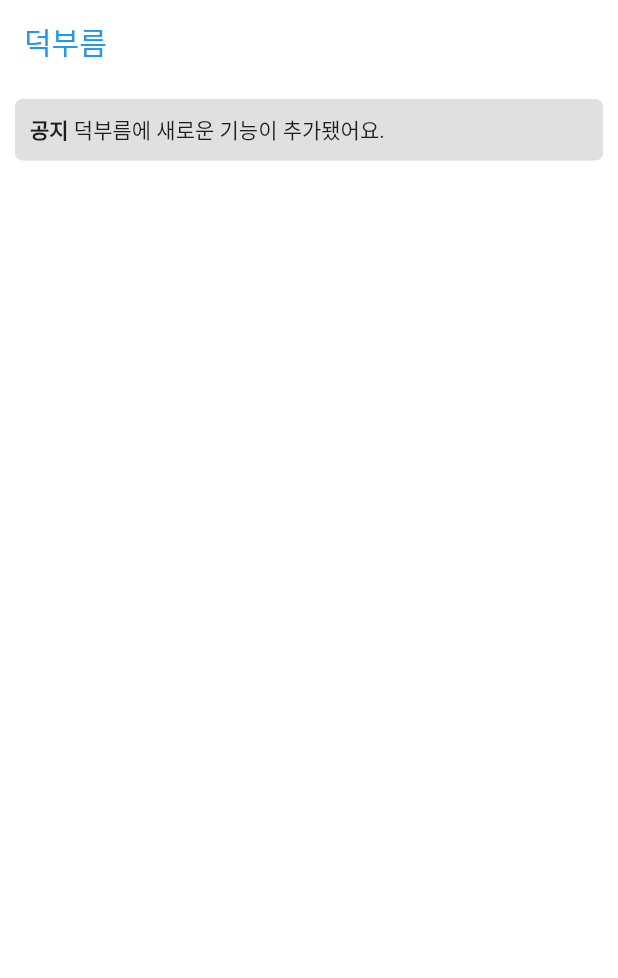
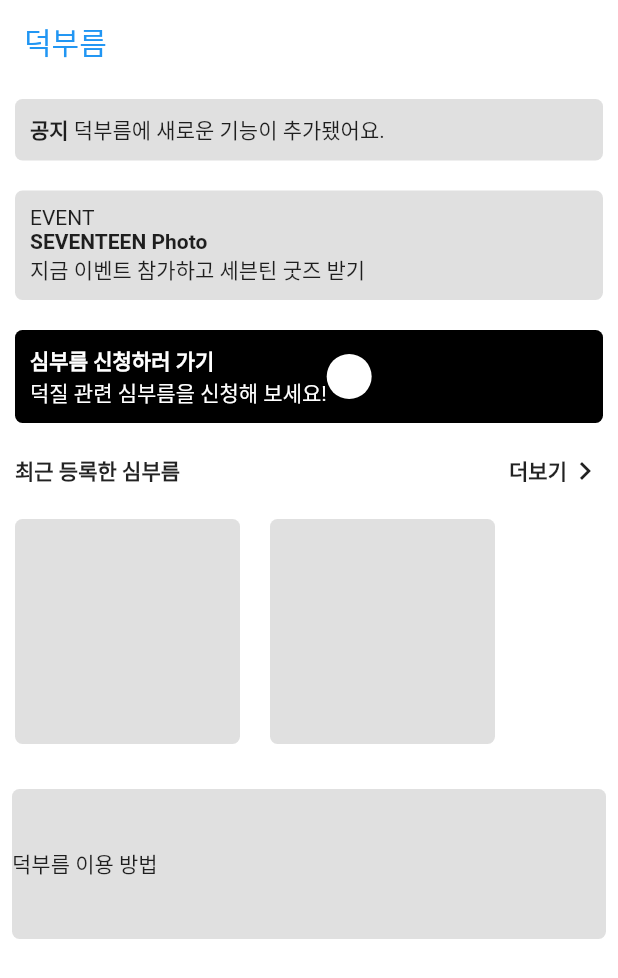
Before and after one commit to NOGUEN/errand_app, a Flutter app: the screen it shows after launch, on a phone screen of 412 x 824 dp. Shown: the top 978 px of the screen. Run offline on Flutter 3.47's test engine with Material 2 defaults, Android fonts, the phone set to English and light mode, and no system bars.

Commit message:
layout done

```diff
--- a/analysis_options.yaml
+++ b/analysis_options.yaml
@@ -22,6 +22,11 @@ linter:
   # `// ignore_for_file: name_of_lint` syntax on the line or in the file
   # producing the lint.
   rules:
+    prefer_typing_uninitialized_variables: false
+    prefer_const_constructors_in_immutables: false
+    prefer_const_constructors: false
+    avoid_print: false
+    prefer_const_literals_to_create_immutables: false
     # avoid_print: false  # Uncomment to disable the `avoid_print` rule
     # prefer_single_quotes: true  # Uncomment to enable the `prefer_single_quotes` rule
 
--- a/lib/main.dart
+++ b/lib/main.dart
@@ -24,6 +24,7 @@ class MyApp extends StatelessWidget {
       body: Container(
         color: Colors.white,
         child: Column(
+          crossAxisAlignment: CrossAxisAlignment.start,
           children: [
             Container(
                 width: double.infinity,
@@ -31,10 +32,7 @@ class MyApp extends StatelessWidget {
                 padding: const EdgeInsets.all(10.0),
                 decoration: BoxDecoration(
                     color: Colors.black12,
-                  borderRadius: BorderRadius.all(
-                    Radius.circular(5.0)
-                  )
-                ),
+                    borderRadius: BorderRadius.all(Radius.circular(5.0))),
                 child: Row(
                   children: [
                     Text(
@@ -42,17 +40,153 @@ class MyApp extends StatelessWidget {
                       textAlign: TextAlign.left,
                       style: TextStyle(fontWeight: FontWeight.bold),
                     ),
-                    Text('덕부름에 새로운 기능이 추가됐어요.'),
+                    Text(
+                      '덕부름에 새로운 기능이 추가됐어요.',
+                      textAlign: TextAlign.left,
+                    ),
+                  ],
+                )),
+            Container(
+                width: double.infinity,
+                margin: const EdgeInsets.all(10.0),
+                padding: const EdgeInsets.all(10.0),
+                decoration: BoxDecoration (
+                    color: Colors.black12,
+                    borderRadius: BorderRadius.all(Radius.circular(5.0))),
+                child: Column (
+                  crossAxisAlignment: CrossAxisAlignment.start,
+                  children: [
+                    Text(
+                      'EVENT',
+                      textAlign: TextAlign.right,
+                    ),
+                    Text(
+                      'SEVENTEEN Photo',
+                      textAlign: TextAlign.left,
+                      style: TextStyle(fontWeight: FontWeight.bold),
+                    ),
+                    Text('지금 이벤트 참가하고 세븐틴 굿즈 받기'),
+                  ],
+                )),
+            Container(
+                width: double.infinity,
+                margin: const EdgeInsets.all(10.0),
+                padding: const EdgeInsets.all(10.0),
+                decoration: BoxDecoration (
+                    color: Colors.black,
+                    borderRadius: BorderRadius.all(Radius.circular(5.0))),
+                child: Row(
+                  mainAxisAlignment: MainAxisAlignment.start,
+                  children: [
+                      Column (
+                        crossAxisAlignment: CrossAxisAlignment.start,
+                        children: [
+                          Text (
+                            '심부름 신청하러 가기',
+                            textAlign: TextAlign.left,
+                            style: TextStyle (
+                              fontWeight: FontWeight.bold,
+                              color: Colors.white
+                            ),
+                          ),
+                          Text(
+                            '덕질 관련 심부름을 신청해 보세요!',
+                            style: TextStyle (
+                              color: Colors.white
+                            ),
+                          ),
+                        ],
+                      ),
+                    Container (
+                      width: 30.0,
+                      height: 30.0,
+                      decoration: BoxDecoration(
+                        color: Colors.white,
+                        borderRadius: BorderRadius.all(Radius.circular(15.0))
+                      ),
+                      child: const Align (
+                        alignment: Alignment.centerRight,
+                      )
+                    )
                   ],
                 )
             ),
-              Container(),
-              Container(),
+            Container (
+              width: double.infinity,
+              child: Padding(
+                padding: const EdgeInsets.all(10.0),
+                child: Row (
+                  mainAxisAlignment: MainAxisAlignment.spaceBetween,
+                  children: [
+                    Text (
+                      '최근 등록한 심부름',
+                      textAlign: TextAlign.left,
+                      style: TextStyle(fontWeight: FontWeight.bold),
+                    ),
+                    Row(
+                      children: [
+                        Text (
+                          '더보기',
+                          textAlign: TextAlign.right,
+                          style: TextStyle(fontWeight: FontWeight.bold),
+                        ),
+                        Icon (
+                          Icons.chevron_right
+                        )
+                      ],
+                    ),
+                  ],
+                ),
+              ),
+            ),
+            Row (
+              mainAxisAlignment: MainAxisAlignment.start,
+              children: [
+                Padding (
+                  padding: const EdgeInsets.all(10.0),
+                  child: Container(
+                    width: 150.0,
+                    height: 150.0,
+                    decoration: BoxDecoration (
+                        color: Colors.black12,
+                        borderRadius: BorderRadius.all(Radius.circular(5.0))),
+                  ),
+                ),
+                Padding (
+                  padding: const EdgeInsets.all(10.0),
+                  child: Container (
+                    width: 150.0,
+                    height: 150.0,
+                    decoration: BoxDecoration (
+                        color: Colors.black12,
+                        borderRadius: BorderRadius.all(Radius.circular(5.0))),
+                  ),
+                ),
+              ],
+            ),
+            Padding(
+              padding: const EdgeInsets.fromLTRB(8.0, 20.0, 8.0, 8.0),
+              child: Container(
+                width: double.infinity,
+                height: 100,
+                decoration: BoxDecoration(
+                  color: Colors.black12,
+                  borderRadius: BorderRadius.all(Radius.circular(5.0))
+                ),
+                child: Row (
+                  children: [
+                    Text(
+                      '덕부름 이용 방법',
+                      style: TextStyle(),
+                    )
+                  ],
+                )
+              ),
+            )
           ],
         ),
       ),
       bottomNavigationBar: BottomAppBar(),
-      )
-    );
+    ));
   }
 }
--- a/pubspec.yaml
+++ b/pubspec.yaml
@@ -53,7 +53,8 @@ dev_dependencies:
 
 # The following section is specific to Flutter packages.
 flutter:
-
+  assets:
+    - assets/
   # The following line ensures that the Material Icons font is
   # included with your application, so that you can use the icons in
   # the material Icons class.
```
Also changed, not shown: 132 other files. Lines whose indentation alone changed are shown as unchanged.
